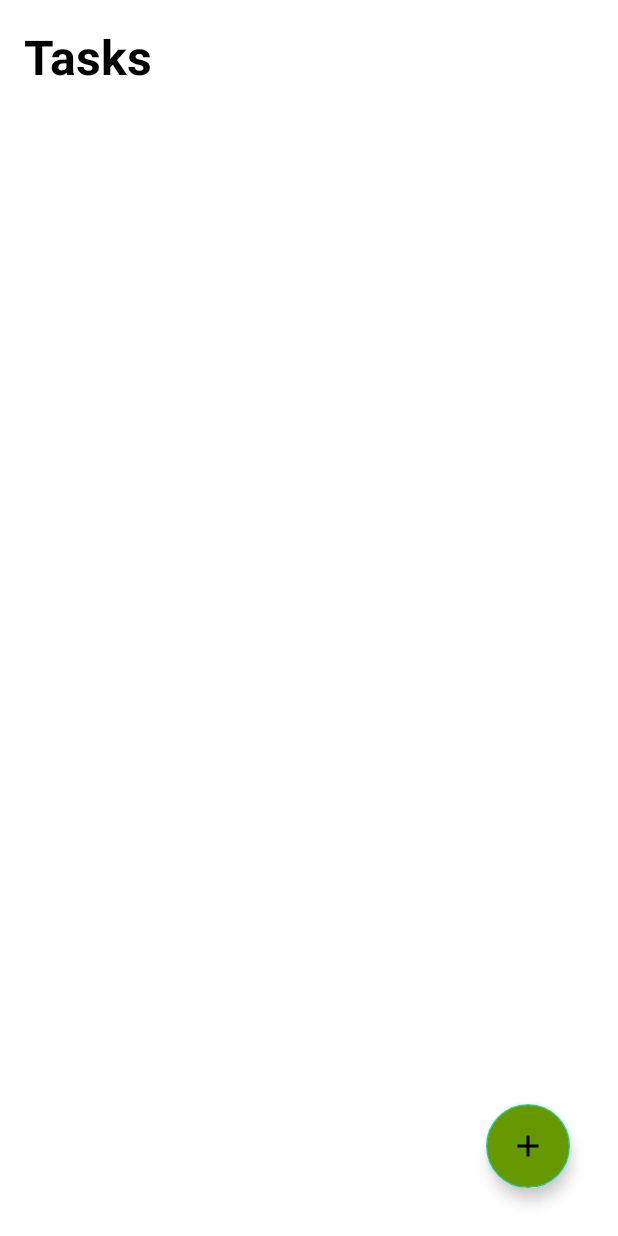
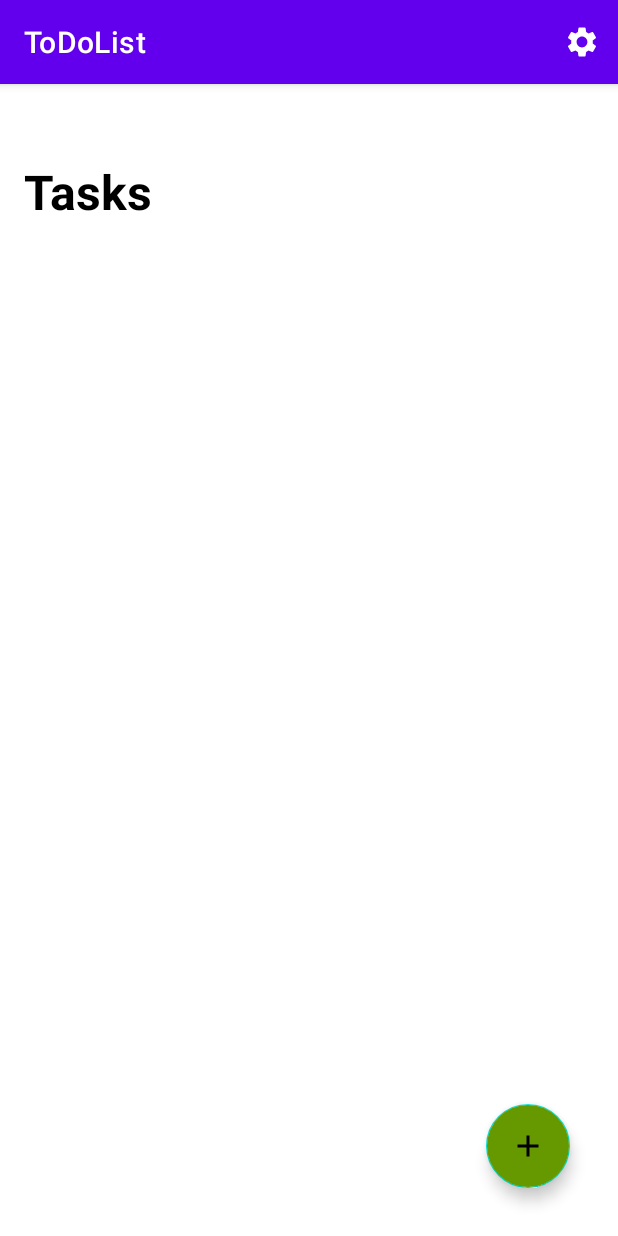
Before and after one commit to momotam001/ToDoList, an Android app: the screen it shows after launch (MainActivity), on a phone screen of 412 x 824 dp. Run offline under Robolectric (Android 15) with nearby library versions, the phone set to English and light mode, and no system bars.

Commit message:
done first part 2

```diff
--- a/app/src/main/java/com/example/todolist/MainActivity.java
+++ b/app/src/main/java/com/example/todolist/MainActivity.java
@@ -48,7 +48,7 @@ public class MainActivity extends AppCompatActivity implements DialogCloseListen
 
         super.onCreate(savedInstanceState);
         setContentView(R.layout.activity_main);
-        Objects.requireNonNull(getSupportActionBar()).hide();
+        //Objects.requireNonNull(getSupportActionBar()).hide();
 
         db = new Database(this);
         db.openDatabase();
--- a/app/src/main/res/layout/activity_main.xml
+++ b/app/src/main/res/layout/activity_main.xml
@@ -15,7 +15,7 @@
         android:textColor="@android:color/black"
         android:layout_marginLeft="16dp"
         android:layout_marginBottom="16dp"
-        android:layout_marginTop="16dp"
+        android:layout_marginTop="50dp"
         android:textSize="32sp"/>
 
 
@@ -31,6 +31,7 @@
         android:id="@+id/fab"
         android:layout_width="wrap_content"
         android:layout_height="wrap_content"
+        android:onClick="addTaskClick"
         android:layout_alignParentBottom="true"
         android:layout_alignParentRight="true"
         android:layout_margin="32dp"
--- a/app/src/main/res/values/strings.xml
+++ b/app/src/main/res/values/strings.xml
@@ -3,4 +3,7 @@
     <string name="settings">Settings</string>
     <string name="pref_title_theme">Dark theme</string>
     <string name="pref_description_theme">Turn on dark theme</string>
+    <string name="task">New Task?</string>
+    <string name="create">Create</string>
+    <string name="cancel">Cancel</string>
 </resources>
```
Also changed, not shown: app/src/main/java/com/example/todolist/TaskDialogFragment.java (added, +45 -0 lines).
